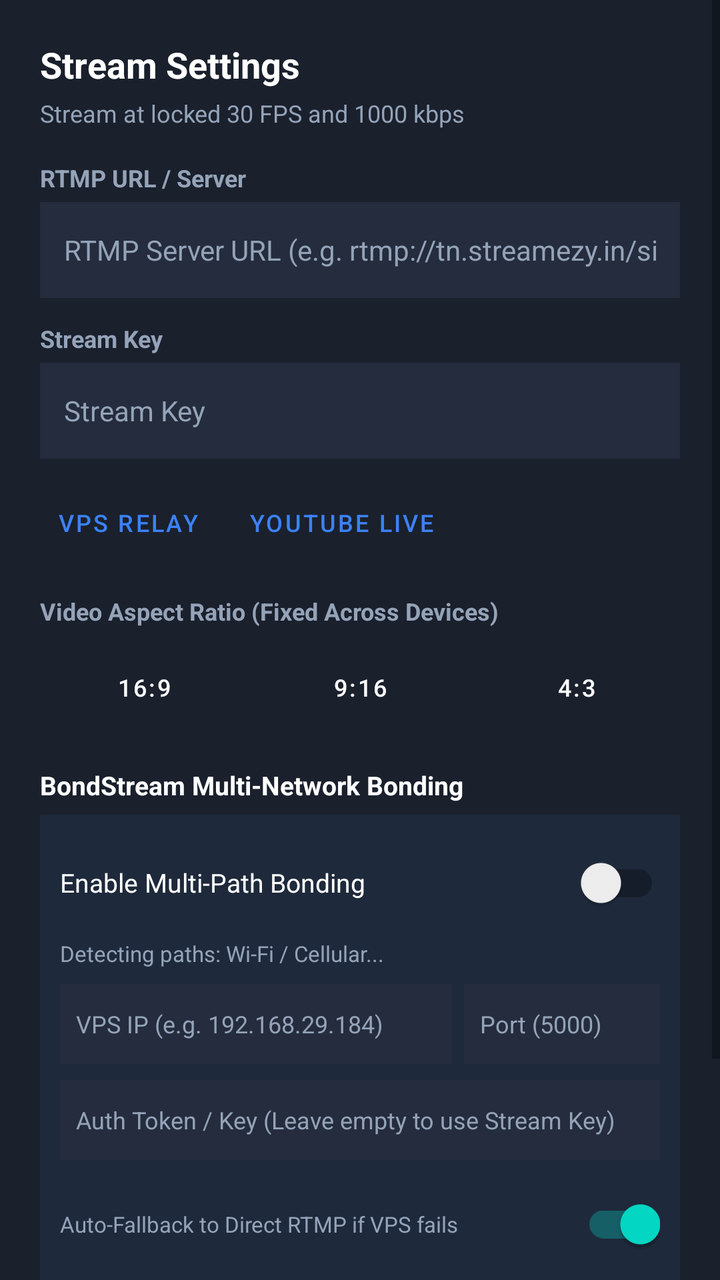
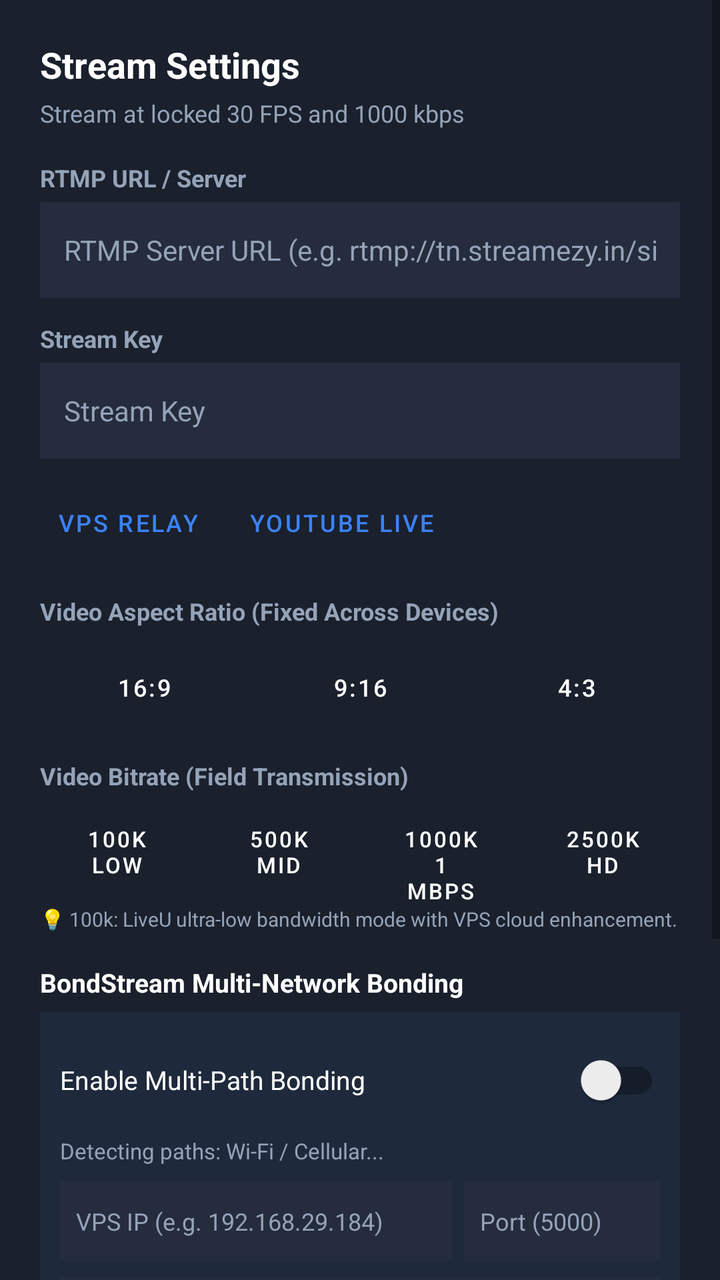

Screens rendered from an Android XML layout before and after an edit, with the pre-edit source and the edit as a unified diff.
<!-- AndroidManifest.xml: application theme Theme.MobileCaptureStreamer -->
<!-- res/layout/dialog_settings.xml -->
<?xml version="1.0" encoding="utf-8"?>
<ScrollView xmlns:android="http://schemas.android.com/apk/res/android"
    xmlns:app="http://schemas.android.com/apk/res-auto"
    android:layout_width="match_parent"
    android:layout_height="wrap_content"
    android:fillViewport="true"
    android:scrollbars="vertical"
    android:fadeScrollbars="false"
    android:background="@color/surface_card">

    <LinearLayout
        android:layout_width="match_parent"
        android:layout_height="wrap_content"
        android:orientation="vertical"
        android:padding="20dp">

    <TextView
        android:layout_width="wrap_content"
        android:layout_height="wrap_content"
        android:text="@string/stream_settings"
        android:textColor="@color/white"
        android:textSize="18sp"
        android:textStyle="bold" />

    <TextView
        android:layout_width="wrap_content"
        android:layout_height="wrap_content"
        android:layout_marginTop="4dp"
        android:text="Stream at locked 30 FPS and 1000 kbps"
        android:textColor="@color/text_secondary"
        android:textSize="12sp" />

    
    <TextView
        android:layout_width="wrap_content"
        android:layout_height="wrap_content"
        android:layout_marginTop="16dp"
        android:text="RTMP URL / Server"
        android:textColor="@color/text_secondary"
        android:textSize="12sp"
        android:textStyle="bold" />

    <EditText
        android:id="@+id/etRtmpUrl"
        android:layout_width="match_parent"
        android:layout_height="48dp"
        android:layout_marginTop="4dp"
        android:background="#242C3D"
        android:hint="@string/rtmp_url_hint"
        android:inputType="textUri"
        android:paddingHorizontal="12dp"
        android:textColor="@color/white"
        android:textColorHint="@color/text_secondary"
        android:textSize="14sp" />

    
    <TextView
        android:layout_width="wrap_content"
        android:layout_height="wrap_content"
        android:layout_marginTop="12dp"
        android:text="Stream Key"
        android:textColor="@color/text_secondary"
        android:textSize="12sp"
        android:textStyle="bold" />

    <EditText
        android:id="@+id/etStreamKey"
        android:layout_width="match_parent"
        android:layout_height="48dp"
        android:layout_marginTop="4dp"
        android:background="#242C3D"
        android:hint="@string/stream_key_hint"
        android:inputType="textVisiblePassword"
        android:paddingHorizontal="12dp"
        android:textColor="@color/white"
        android:textColorHint="@color/text_secondary"
        android:textSize="14sp" />

    
    <LinearLayout
        android:layout_width="match_parent"
        android:layout_height="wrap_content"
        android:layout_marginTop="8dp"
        android:orientation="horizontal">

        <Button
            android:id="@+id/btnPresetVps"
            style="@style/Widget.MaterialComponents.Button.TextButton"
            android:layout_width="wrap_content"
            android:layout_height="wrap_content"
            android:text="VPS Relay"
            android:textColor="@color/accent_blue"
            android:textSize="12sp" />

        <Button
            android:id="@+id/btnPresetYouTube"
            style="@style/Widget.MaterialComponents.Button.TextButton"
            android:layout_width="wrap_content"
            android:layout_height="wrap_content"
            android:layout_marginStart="8dp"
            android:text="YouTube Live"
            android:textColor="@color/accent_blue"
            android:textSize="12sp" />
    </LinearLayout>

    
    <TextView
        android:layout_width="wrap_content"
        android:layout_height="wrap_content"
        android:layout_marginTop="12dp"
        android:text="Video Aspect Ratio (Fixed Across Devices)"
        android:textColor="@color/text_secondary"
        android:textSize="12sp"
        android:textStyle="bold" />

    <LinearLayout
        android:layout_width="match_parent"
        android:layout_height="wrap_content"
        android:layout_marginTop="6dp"
        android:orientation="horizontal"
        android:weightSum="3">

        <Button
            android:id="@+id/btnRatio16x9"
            style="@style/Widget.MaterialComponents.Button.OutlinedButton"
            android:layout_width="0dp"
            android:layout_height="wrap_content"
            android:layout_weight="1"
            android:text="16:9"
            android:textColor="@color/white"
            android:textSize="12sp" />

        <Button
            android:id="@+id/btnRatio9x16"
            style="@style/Widget.MaterialComponents.Button.OutlinedButton"
            android:layout_width="0dp"
            android:layout_height="wrap_content"
            android:layout_weight="1"
            android:layout_marginStart="4dp"
            android:text="9:16"
            android:textColor="@color/white"
            android:textSize="12sp" />

        <Button
            android:id="@+id/btnRatio4x3"
            style="@style/Widget.MaterialComponents.Button.OutlinedButton"
            android:layout_width="0dp"
            android:layout_height="wrap_content"
            android:layout_weight="1"
            android:layout_marginStart="4dp"
            android:text="4:3"
            android:textColor="@color/white"
            android:textSize="12sp" />
    </LinearLayout>

    
    <TextView
        android:layout_width="wrap_content"
        android:layout_height="wrap_content"
        android:layout_marginTop="16dp"
        android:text="BondStream Multi-Network Bonding"
        android:textColor="@color/white"
        android:textSize="13sp"
        android:textStyle="bold" />

    <LinearLayout
        android:layout_width="match_parent"
        android:layout_height="wrap_content"
        android:layout_marginTop="6dp"
        android:background="#1E293B"
        android:orientation="vertical"
        android:padding="10dp">

        <LinearLayout
            android:layout_width="match_parent"
            android:layout_height="wrap_content"
            android:gravity="center_vertical"
            android:orientation="horizontal">

            <TextView
                android:layout_width="0dp"
                android:layout_height="wrap_content"
                android:layout_weight="1"
                android:text="Enable Multi-Path Bonding"
                android:textColor="@color/white"
                android:textSize="13sp" />

            <androidx.appcompat.widget.SwitchCompat
                android:id="@+id/switchBonding"
                android:layout_width="wrap_content"
                android:layout_height="wrap_content" />
        </LinearLayout>

        <TextView
            android:id="@+id/tvBondingPathStatus"
            android:layout_width="match_parent"
            android:layout_height="wrap_content"
            android:layout_marginTop="4dp"
            android:text="Detecting paths: Wi-Fi / Cellular..."
            android:textColor="@color/text_secondary"
            android:textSize="11sp" />

        <LinearLayout
            android:layout_width="match_parent"
            android:layout_height="wrap_content"
            android:layout_marginTop="8dp"
            android:orientation="horizontal">

            <EditText
                android:id="@+id/etBondingHost"
                android:layout_width="0dp"
                android:layout_height="40dp"
                android:layout_weight="2"
                android:background="#242C3D"
                android:hint="VPS IP (e.g. 192.168.29.184)"
                android:inputType="text"
                android:paddingHorizontal="8dp"
                android:textColor="@color/white"
                android:textColorHint="@color/text_secondary"
                android:textSize="12sp" />

            <EditText
                android:id="@+id/etBondingPort"
                android:layout_width="0dp"
                android:layout_height="40dp"
                android:layout_marginStart="6dp"
                android:layout_weight="1"
                android:background="#242C3D"
                android:hint="Port (5000)"
                android:inputType="number"
                android:paddingHorizontal="8dp"
                android:textColor="@color/white"
                android:textColorHint="@color/text_secondary"
                android:textSize="12sp" />
        </LinearLayout>

        <EditText
            android:id="@+id/etBondingAuthToken"
            android:layout_width="match_parent"
            android:layout_height="40dp"
            android:layout_marginTop="8dp"
            android:background="#242C3D"
            android:hint="Auth Token / Key (Leave empty to use Stream Key)"
            android:inputType="text"
            android:paddingHorizontal="8dp"
            android:textColor="@color/white"
            android:textColorHint="@color/text_secondary"
            android:textSize="12sp" />

        <LinearLayout
            android:layout_width="match_parent"
            android:layout_height="wrap_content"
            android:layout_marginTop="8dp"
            android:gravity="center_vertical"
            android:orientation="horizontal">

            <TextView
                android:layout_width="0dp"
                android:layout_height="wrap_content"
                android:layout_weight="1"
                android:text="Auto-Fallback to Direct RTMP if VPS fails"
                android:textColor="@color/text_secondary"
                android:textSize="11sp" />

            <androidx.appcompat.widget.SwitchCompat
                android:id="@+id/switchAutoFallback"
                android:layout_width="wrap_content"
                android:layout_height="wrap_content"
                android:checked="true" />
        </LinearLayout>

        <Button
            android:id="@+id/btnTestBonding"
            android:layout_width="match_parent"
            android:layout_height="36dp"
            android:layout_marginTop="8dp"
            android:backgroundTint="#334155"
            android:text="Test Multi-Path Connection"
            android:textColor="@color/white"
            android:textSize="12sp"
            app:cornerRadius="6dp" />

        <TextView
            android:id="@+id/tvTestBondingResults"
            android:layout_width="match_parent"
            android:layout_height="wrap_content"
            android:layout_marginTop="4dp"
            android:textColor="@color/accent_green"
            android:textSize="11sp"
            android:visibility="gone" />
    </LinearLayout>

    
    <Button
        android:id="@+id/btnSaveSettings"
        android:layout_width="match_parent"
        android:layout_height="48dp"
        android:layout_marginTop="16dp"
        android:backgroundTint="@color/accent_blue"
        android:text="@string/save"
        android:textColor="@color/white"
        android:textStyle="bold"
        app:cornerRadius="8dp" />
    </LinearLayout>
</ScrollView>
<!-- resources referenced by this layout -->
<resources>
  <color name="accent_blue">#3B82F6</color>
  <color name="accent_green">#10B981</color>
  <color name="surface_card">#1A202C</color>
  <color name="text_secondary">#94A3B8</color>
  <color name="white">#FFFFFFFF</color>
  <string name="rtmp_url_hint">RTMP Server URL (e.g. rtmp://tn.streamezy.in/siva)</string>
  <string name="save">Save &amp; Close</string>
  <string name="stream_key_hint">Stream Key</string>
  <string name="stream_settings">Stream Settings</string>
  <style name="Theme.MobileCaptureStreamer" parent="Theme.MaterialComponents.DayNight.NoActionBar">
          <item name="colorPrimary">@color/accent_blue</item>
          <item name="colorPrimaryVariant">@color/accent_blue</item>
          <item name="colorOnPrimary">@color/white</item>
          <item name="android:statusBarColor">@color/black</item>
          <item name="android:navigationBarColor">@color/black</item>
          <item name="android:windowBackground">@color/black</item>
      </style>
  <color name="black">#FF0B0E14</color>
</resources>

<!-- the commit's change to res/layout/dialog_settings.xml (unified diff, before → after) -->
@@ -152,6 +152,75 @@
             android:textColor="@color/white"
             android:textSize="12sp" />
     </LinearLayout>
+
+    
+    <TextView
+        android:layout_width="wrap_content"
+        android:layout_height="wrap_content"
+        android:layout_marginTop="12dp"
+        android:text="Video Bitrate (Field Transmission)"
+        android:textColor="@color/text_secondary"
+        android:textSize="12sp"
+        android:textStyle="bold" />
+
+    <LinearLayout
+        android:layout_width="match_parent"
+        android:layout_height="wrap_content"
+        android:layout_marginTop="6dp"
+        android:orientation="horizontal"
+        android:weightSum="4">
+
+        <Button
+            android:id="@+id/btnBitrate100k"
+            style="@style/Widget.MaterialComponents.Button.OutlinedButton"
+            android:layout_width="0dp"
+            android:layout_height="wrap_content"
+            android:layout_weight="1"
+            android:text="100k\nLow"
+            android:textColor="@color/white"
+            android:textSize="11sp" />
+
+        <Button
+            android:id="@+id/btnBitrate500k"
+            style="@style/Widget.MaterialComponents.Button.OutlinedButton"
+            android:layout_width="0dp"
+            android:layout_height="wrap_content"
+            android:layout_marginStart="4dp"
+            android:layout_weight="1"
+            android:text="500k\nMid"
+            android:textColor="@color/white"
+            android:textSize="11sp" />
+
+        <Button
+            android:id="@+id/btnBitrate1000k"
+            style="@style/Widget.MaterialComponents.Button.OutlinedButton"
+            android:layout_width="0dp"
+            android:layout_height="wrap_content"
+            android:layout_marginStart="4dp"
+            android:layout_weight="1"
+            android:text="1000k\n1 Mbps"
+            android:textColor="@color/white"
+            android:textSize="11sp" />
+
+        <Button
+            android:id="@+id/btnBitrate2500k"
+            style="@style/Widget.MaterialComponents.Button.OutlinedButton"
+            android:layout_width="0dp"
+            android:layout_height="wrap_content"
+            android:layout_marginStart="4dp"
+            android:layout_weight="1"
+            android:text="2500k\nHD"
+            android:textColor="@color/white"
+            android:textSize="11sp" />
+    </LinearLayout>
+
+    <TextView
+        android:layout_width="match_parent"
+        android:layout_height="wrap_content"
+        android:layout_marginTop="2dp"
+        android:text="💡 100k: LiveU ultra-low bandwidth mode with VPS cloud enhancement."
+        android:textColor="@color/text_secondary"
+        android:textSize="10sp" />
 
     
     <TextView
